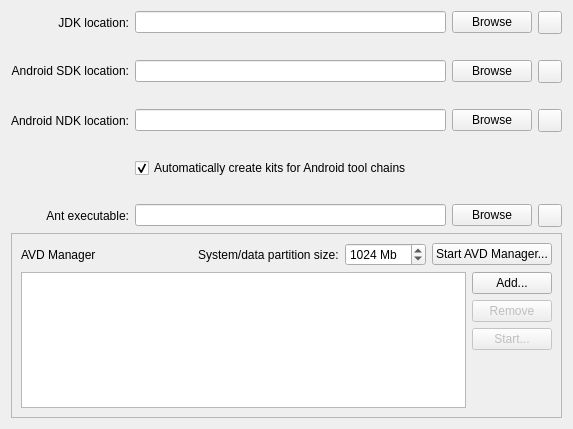
First picture: the form in src/plugins/android/androidsettingswidget.ui, repository qt-creator/qt-creator, before the edit.
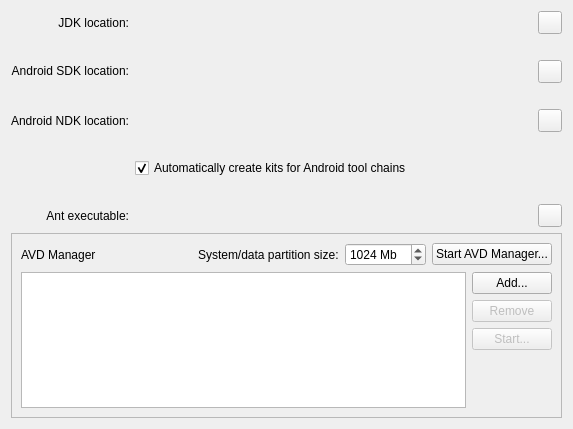
Second picture: the form after the edit. Icons and pictures are not drawn. Custom widgets are drawn as their Qt base class.

Commit message:
Use PathChooser in AndroidSettingsWidget
Task-number: QTCREATORBUG-11500

The edit to the form file:
```diff
--- a/src/plugins/android/androidsettingswidget.ui
+++ b/src/plugins/android/androidsettingswidget.ui
@@ -13,7 +13,7 @@
   <property name="windowTitle">
    <string>Android Configuration</string>
   </property>
-  <layout class="QGridLayout" name="gridLayout">
+  <layout class="QGridLayout" name="gridLayout" columnstretch="0,1,0,0">
    <item row="0" column="0">
     <widget class="QLabel" name="OpenJDKLocationLabel">
      <property name="sizePolicy">
@@ -30,15 +30,8 @@
      </property>
     </widget>
    </item>
-   <item row="0" column="1">
-    <widget class="QLineEdit" name="OpenJDKLocationLineEdit"/>
-   </item>
-   <item row="0" column="2">
-    <widget class="QPushButton" name="OpenJDKLocationPushButton">
-     <property name="text">
-      <string>Browse</string>
-     </property>
-    </widget>
+   <item row="0" column="1" colspan="2">
+    <widget class="Utils::PathChooser" name="OpenJDKLocationPathChooser" native="true"/>
    </item>
    <item row="0" column="3">
     <widget class="QToolButton" name="downloadOpenJDKToolButton">
@@ -103,15 +96,8 @@
      </property>
     </widget>
    </item>
-   <item row="2" column="1">
-    <widget class="QLineEdit" name="SDKLocationLineEdit"/>
-   </item>
-   <item row="2" column="2">
-    <widget class="QPushButton" name="SDKLocationPushButton">
-     <property name="text">
-      <string>Browse</string>
-     </property>
-    </widget>
+   <item row="2" column="1" colspan="2">
+    <widget class="Utils::PathChooser" name="SDKLocationPathChooser" native="true"/>
    </item>
    <item row="2" column="3">
     <widget class="QToolButton" name="downloadSDKToolButton">
@@ -176,15 +162,8 @@
      </property>
     </widget>
    </item>
-   <item row="4" column="1">
-    <widget class="QLineEdit" name="NDKLocationLineEdit"/>
-   </item>
-   <item row="4" column="2">
-    <widget class="QPushButton" name="NDKLocationPushButton">
-     <property name="text">
-      <string>Browse</string>
-     </property>
-    </widget>
+   <item row="4" column="1" colspan="2">
+    <widget class="Utils::PathChooser" name="NDKLocationPathChooser" native="true"/>
    </item>
    <item row="4" column="3">
     <widget class="QToolButton" name="downloadNDKToolButton">
@@ -304,15 +283,8 @@
      </property>
     </widget>
    </item>
-   <item row="8" column="1">
-    <widget class="QLineEdit" name="AntLocationLineEdit"/>
-   </item>
-   <item row="8" column="2">
-    <widget class="QPushButton" name="AntLocationPushButton">
-     <property name="text">
-      <string>Browse</string>
-     </property>
-    </widget>
+   <item row="8" column="1" colspan="2">
+    <widget class="Utils::PathChooser" name="AntLocationPathChooser" native="true"/>
    </item>
    <item row="8" column="3">
     <widget class="QToolButton" name="downloadAntToolButton">
@@ -446,6 +418,14 @@
    </item>
   </layout>
  </widget>
+ <customwidgets>
+  <customwidget>
+   <class>Utils::PathChooser</class>
+   <extends>QWidget</extends>
+   <header location="global">utils/pathchooser.h</header>
+   <container>1</container>
+  </customwidget>
+ </customwidgets>
  <resources>
   <include location="android.qrc"/>
  </resources>
```
Left out of the diff: 84 changed lines with no effect on the pictures. The commit also changes 2 other files.
